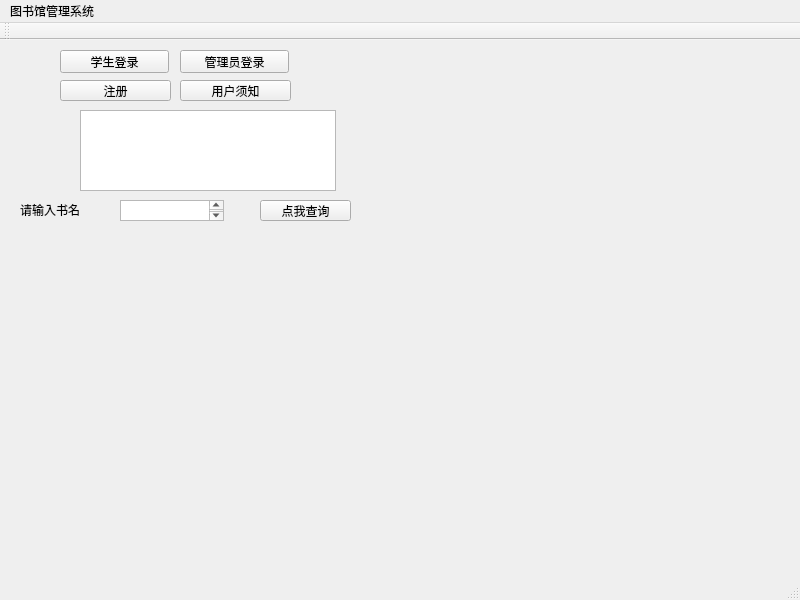
Before: the Qt Designer form mainwindow.ui in Qianjx/LibrarySystem, drawn with Qt 5.
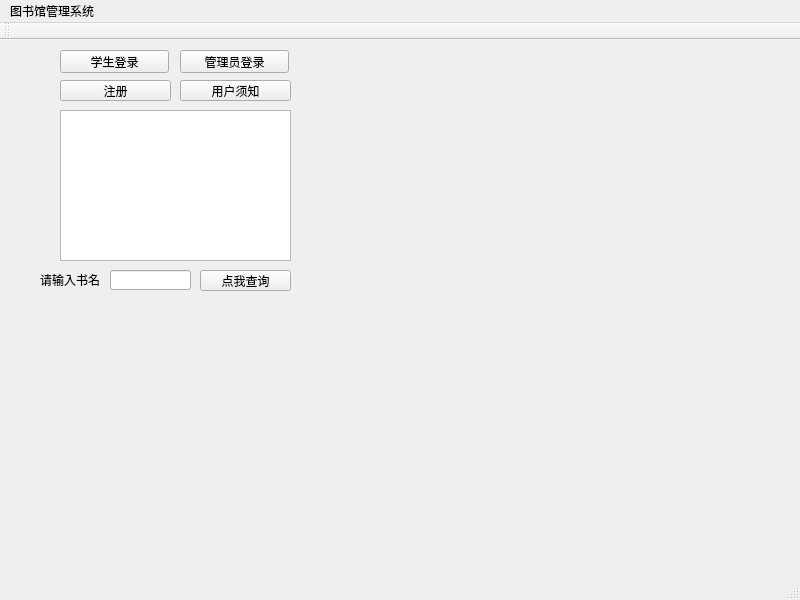
After: the same form once the commit is applied.

The edit to the form file:
```diff
--- a/mainwindow.ui
+++ b/mainwindow.ui
@@ -69,8 +69,8 @@
    <widget class="QPushButton" name="query_btn">
     <property name="geometry">
      <rect>
-      <x>260</x>
-      <y>160</y>
+      <x>200</x>
+      <y>230</y>
       <width>91</width>
       <height>21</height>
      </rect>
@@ -79,21 +79,11 @@
      <string>点我查询</string>
     </property>
    </widget>
-   <widget class="QTextEdit" name="textEdit">
-    <property name="geometry">
-     <rect>
-      <x>120</x>
-      <y>160</y>
-      <width>104</width>
-      <height>21</height>
-     </rect>
-    </property>
-   </widget>
    <widget class="QLabel" name="label">
     <property name="geometry">
      <rect>
-      <x>20</x>
-      <y>160</y>
+      <x>40</x>
+      <y>230</y>
       <width>71</width>
       <height>20</height>
      </rect>
@@ -102,13 +92,23 @@
      <string>请输入书名</string>
     </property>
    </widget>
-   <widget class="QListView" name="listView">
+   <widget class="QTableView" name="show_tableView">
     <property name="geometry">
      <rect>
-      <x>80</x>
+      <x>60</x>
       <y>70</y>
-      <width>256</width>
-      <height>81</height>
+      <width>231</width>
+      <height>151</height>
+     </rect>
+    </property>
+   </widget>
+   <widget class="QLineEdit" name="name_lineEdit">
+    <property name="geometry">
+     <rect>
+      <x>110</x>
+      <y>230</y>
+      <width>81</width>
+      <height>20</height>
      </rect>
     </property>
    </widget>
```
Left out of the diff: 2 changed lines with no effect on the pictures.
